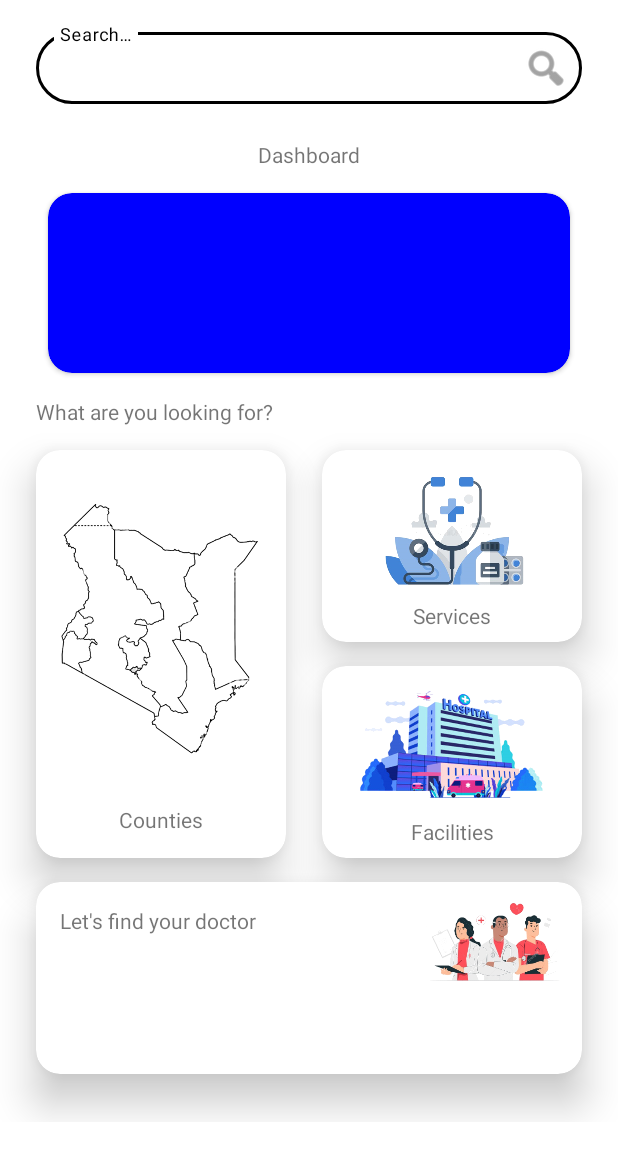
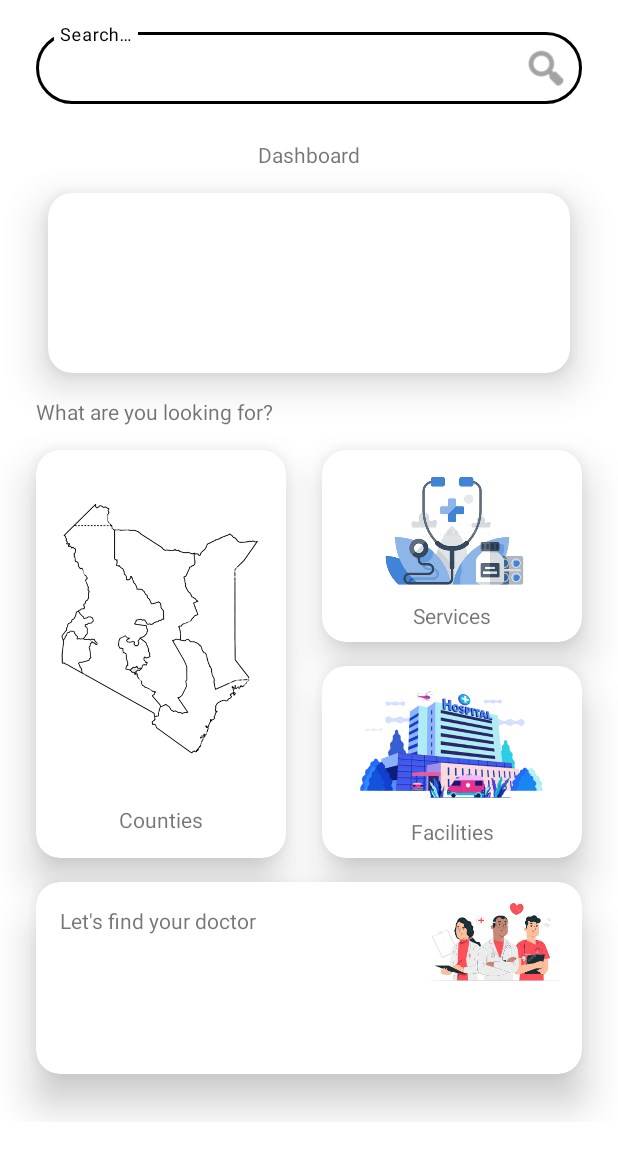
Before and after one commit to kennbuluma/pcsm, an Android app: the fragment HomeFragment shown on its own in the app's theme, on a phone screen of 412 x 824 dp, the part 84-1236 px from its top. Run offline under Robolectric (Android 15) with nearby library versions, the phone set to English and light mode, and no system bars; our stand-ins replace Room's generated code; Roboto replaces fonts that are not available here.

Commit message:
Change dashboard ad placeholder

```diff
--- a/app/src/main/res/layout/fragment_home.xml
+++ b/app/src/main/res/layout/fragment_home.xml
@@ -296,8 +296,9 @@
                 android:layout_marginTop="16dp"
                 android:layout_marginEnd="32dp"
                 android:layout_marginRight="32dp"
-                app:cardBackgroundColor="#ff0000ff"
                 app:cardCornerRadius="16dp"
+                app:cardElevation="16dp"
+                app:cardMaxElevation="16dp"
                 app:layout_constraintEnd_toEndOf="parent"
                 app:layout_constraintStart_toStartOf="parent"
                 app:layout_constraintTop_toBottomOf="@+id/txt_home_name">
```
